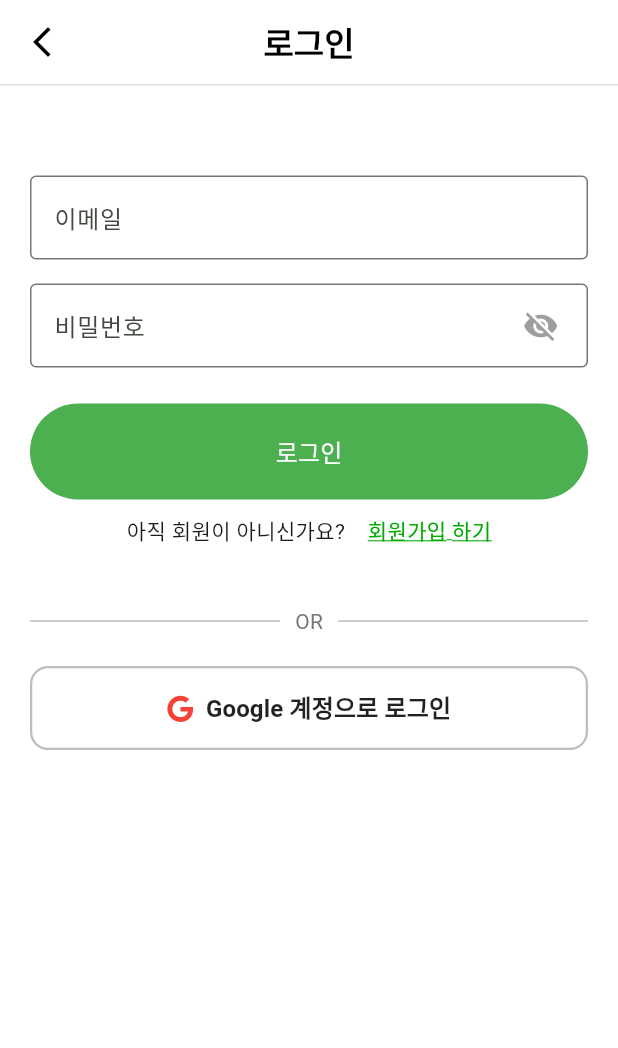
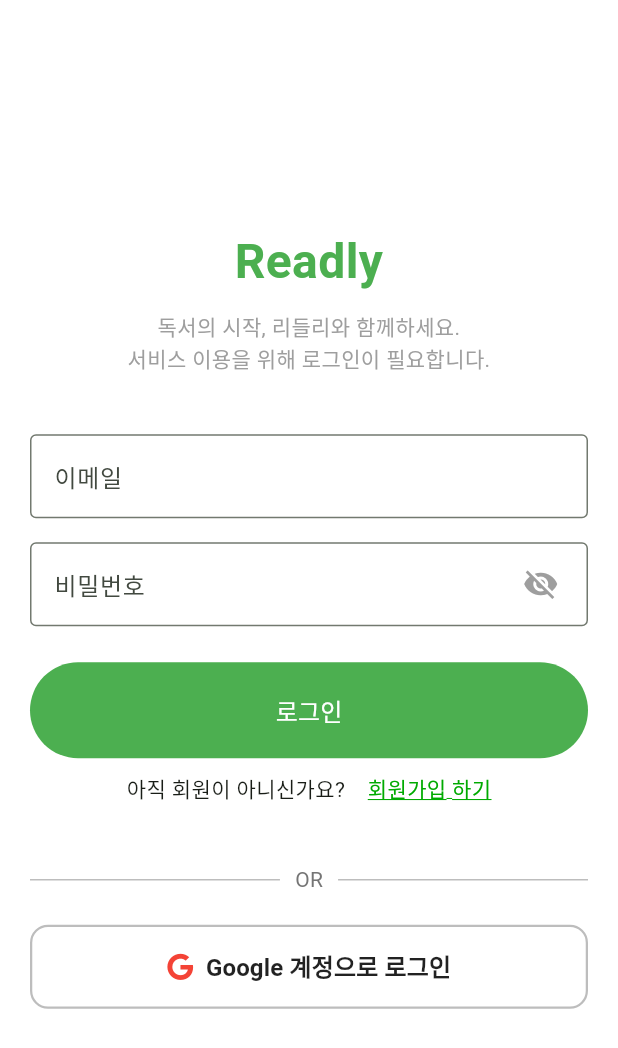
Before and after one commit to book2002/book-FE, a Flutter app: the LoginPage screen opened directly, after a tap on "로그인", on a phone screen of 412 x 824 dp. Shown: the top 1048 px of the screen. Run offline on Flutter 3.47's test engine with Material 3 defaults, Android fonts, the phone set to English and light mode, and no system bars; our stand-ins replace flutter_secure_storage, font_awesome_flutter, image_picker, table_calendar; missing offline and left inert: flutter_inappwebview; accounts and stored records are empty; network calls fail.

Commit message:
refactor: #15
앱 시작 시, 로그인이 우선 시 되도록 변경

```diff
--- a/lib/login_page.dart
+++ b/lib/login_page.dart
@@ -46,26 +46,18 @@ class _LoginPageState extends State<LoginPage> {
     final email = _idController.text;
     final password = _passwordController.text;
 
-    if (password.isEmpty || email.isEmpty) {
-      print("로그인 시도");
-      return;
-    }
+    if (password.isEmpty || email.isEmpty) return;
 
-    setState(() {
-      _isLoading = true;
-    });
+    setState(() { _isLoading = true; });
 
     try {
-      //final url = Uri.parse("http://172.30.1.53:8080/api/v1/member/signup");
       final url = Uri.parse("$baseUrl/api/v1/member/login");
 
       final loginRequest = LoginRequest(email: email, password: password);
 
       final response = await http.post(
         url,
-        headers: {
-          "Content-Type": "application/json",
-        },
+        headers: { "Content-Type": "application/json", },
         body: jsonEncode(loginRequest.toJson()),
       );
 
@@ -77,35 +69,30 @@ class _LoginPageState extends State<LoginPage> {
 
         // 서버로부터 받은 토큰을 AuthService로 storage에 저장
         if (loginResponse.accessToken.isNotEmpty) {
-          await _authService.login(loginResponse.accessToken, loginResponse.refreshToken);
+          await _authService.login(
+            loginResponse.accessToken,
+            loginResponse.refreshToken,
+            loginResponse.isNewUser
+          );
           print("토큰 저장 성공"); // 디버깅용
-        } else {
-          print("경고: 서버 응답에 accessToken이 없습니다.");
         }
-
-        ScaffoldMessenger.of(context).showSnackBar(
-          SnackBar(content: Text("로그인 성공! $response"))
-        );
-
         print(loginResponse.isNewUser);
         // 모델의 isNewUser 필드로 NewUser 여부 확인
-        if (loginResponse.isNewUser) {
-          //프로필 생성 화면으로 이동
-          Navigator.pushReplacement( // 로그인 페이지로 다시 돌아오지 않도록 'Replacement' 사용
-            context,
-            MaterialPageRoute(
-              builder: (context) => const ProfileSetupPage(),
-            ),
-          );
-        } else {
-          Navigator.pop(context);   // 홈화면으로 돌아감
-        }
+        // if (loginResponse.isNewUser) {
+        //   //프로필 생성 화면으로 이동
+        //   Navigator.pushReplacement( // 로그인 페이지로 다시 돌아오지 않도록 'Replacement' 사용
+        //     context,
+        //     MaterialPageRoute(
+        //       builder: (context) => const ProfileSetupPage(),
+        //     ),
+        //   );
+        // } else {
+        //   Navigator.pop(context);   // 홈화면으로 돌아감
+        // }
 
       } else {
-        // 400 오류 등 다른 상태 코드 처리
         final errorBody = jsonDecode(response.body);
         final errorMessage = errorBody["message"] ?? "로그인에 실패했습니다.";
-
         ScaffoldMessenger.of(context).showSnackBar(
           SnackBar(content: Text(errorMessage))
         );
@@ -115,9 +102,7 @@ class _LoginPageState extends State<LoginPage> {
         SnackBar(content: Text("오류 발생: $e")),
       );
     } finally {
-      setState(() {
-        _isLoading = false;
-      });
+      setState(() { _isLoading = false; });
     }
   }
 
@@ -152,44 +137,63 @@ class _LoginPageState extends State<LoginPage> {
     // TODO: implement build
     return Scaffold(
       backgroundColor: Colors.white,
-      appBar: AppBar(
-        backgroundColor: Colors.white,
+      // appBar: AppBar(
+      //   backgroundColor: Colors.white,
 
-        title: const Text(
-          "로그인",
-          style: TextStyle(
-            color: Colors.black,
-            fontWeight: FontWeight.bold,
-          ),
-        ),
-        centerTitle: true,    //title 중앙정렬
+      //   title: const Text(
+      //     "로그인",
+      //     style: TextStyle(
+      //       color: Colors.black,
+      //       fontWeight: FontWeight.bold,
+      //     ),
+      //   ),
+      //   centerTitle: true,    //title 중앙정렬
 
-        leading: IconButton(
-          icon: const Icon(Icons.arrow_back_ios_new), //뒤로가기 아이콘 변경
-          onPressed: () {
-            Navigator.pop(context);   //뒤로가기 기능 유지
-          },
-        ),
+      //   leading: IconButton(
+      //     icon: const Icon(Icons.arrow_back_ios_new), //뒤로가기 아이콘 변경
+      //     onPressed: () {
+      //       Navigator.pop(context);   //뒤로가기 기능 유지
+      //     },
+      //   ),
 
-        //하단 구분선 추가
-        bottom: PreferredSize(
-          preferredSize: const Size.fromHeight(1.0),
-          child: Container(
-            color: Colors.grey.shade300,
-            height: 1.0,
-          ),
-        ),
-      ),
+      //   //하단 구분선 추가
+      //   bottom: PreferredSize(
+      //     preferredSize: const Size.fromHeight(1.0),
+      //     child: Container(
+      //       color: Colors.grey.shade300,
+      //       height: 1.0,
+      //     ),
+      //   ),
+      // ),
       // 키보드가 올라옴으로 화면이 깨지는 것을 방지하기 위해 SingleChildScrollView 사용
-      body: SingleChildScrollView(
+      body: SafeArea(
+        child: Center(
+          child: SingleChildScrollView(
             child: Padding(
               padding: const EdgeInsets.all(20.0),
               child: Form(
                 key: _formKey,
                 autovalidateMode: AutovalidateMode.onUnfocus,
                 child: Column(
+                  mainAxisAlignment: MainAxisAlignment.center,
                   crossAxisAlignment: CrossAxisAlignment.stretch,
                   children: [
+                    // 앱 로고나 타이틀
+                    const Text(
+                      "Readly",
+                      textAlign: TextAlign.center,
+                      style: TextStyle(
+                        fontSize: 32,
+                        fontWeight: FontWeight.bold,
+                        color: Colors.green,
+                      ),
+                    ),
+                    const SizedBox(height: 10),
+                    const Text(
+                      "독서의 시작, 리들리와 함께하세요.\n서비스 이용을 위해 로그인이 필요합니다.",
+                      textAlign: TextAlign.center,
+                      style: TextStyle(color: Colors.grey, fontSize: 14),
+                    ),
                     const SizedBox(height: 40,),
                     TextField(
                       controller: _idController,
@@ -325,9 +329,9 @@ class _LoginPageState extends State<LoginPage> {
                 ),
               )
             ),
-
+          ),
+        )
       )
     );
   }
-
 }
```
Also changed, not shown: lib/main.dart (+134 -93 lines), lib/profile_setting_page.dart (+41 -54 lines), lib/service/auth_service.dart (+26 -16 lines). Lines whose indentation alone changed are shown as unchanged.
